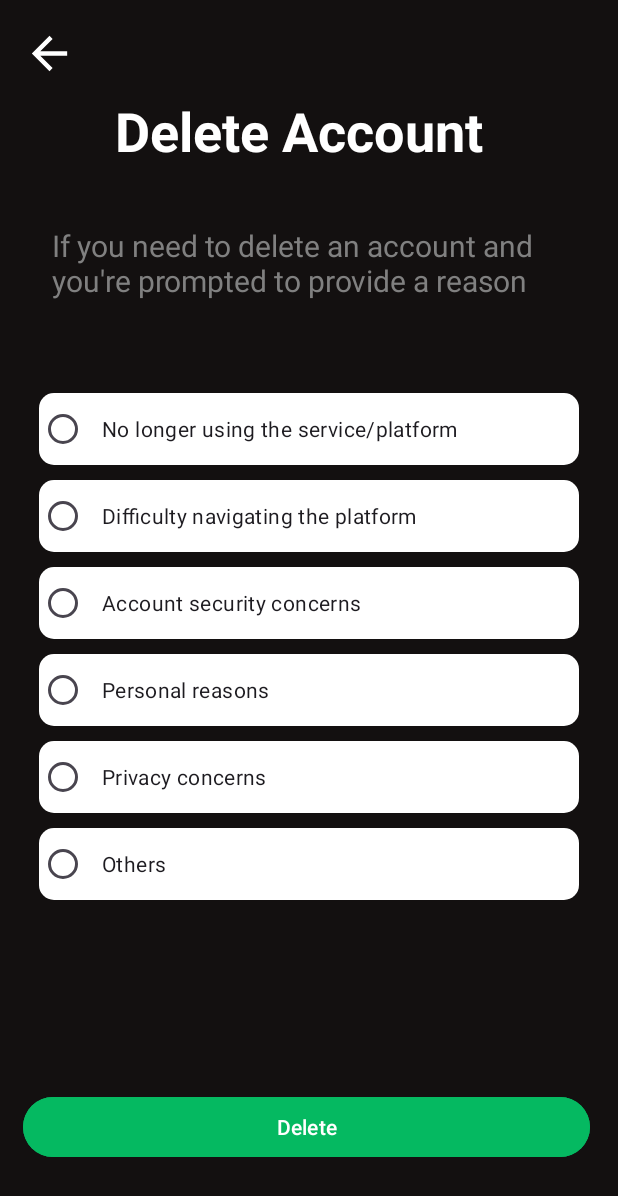
After one commit to Vino200003/Recipeapp, an Android app: the Delete1 screen opened directly, with no data from a screen before it, on a phone screen of 412 x 824 dp. The commit adds this screen. Shown: the top 1196 px of the screen. Run offline under Robolectric (Android 15) with nearby library versions, the phone set to English and light mode, and no system bars.

Commit message:
delete1page

```diff
--- a/app/src/main/AndroidManifest.xml
+++ b/app/src/main/AndroidManifest.xml
@@ -12,6 +12,9 @@
         android:supportsRtl="true"
         android:theme="@style/Theme.Project_chefino"
         tools:targetApi="31">
+        <activity
+            android:name=".Delete1"
+            android:exported="false" />
         <activity
             android:name=".review2"
             android:exported="false" />
--- /dev/null
+++ b/app/src/main/java/com/example/project_chefino/Delete1.java
@@ -0,0 +1,24 @@
+package com.example.project_chefino;
+
+import android.os.Bundle;
+
+import androidx.activity.EdgeToEdge;
+import androidx.appcompat.app.AppCompatActivity;
+import androidx.core.graphics.Insets;
+import androidx.core.view.ViewCompat;
+import androidx.core.view.WindowInsetsCompat;
+
+public class Delete1 extends AppCompatActivity {
+
+    @Override
+    protected void onCreate(Bundle savedInstanceState) {
+        super.onCreate(savedInstanceState);
+        EdgeToEdge.enable(this);
+        setContentView(R.layout.activity_delete1);
+        ViewCompat.setOnApplyWindowInsetsListener(findViewById(R.id.main), (v, insets) -> {
+            Insets systemBars = insets.getInsets(WindowInsetsCompat.Type.systemBars());
+            v.setPadding(systemBars.left, systemBars.top, systemBars.right, systemBars.bottom);
+            return insets;
+        });
+    }
+}
--- a/app/src/main/res/drawable/baseline_arrow_back_24.xml
+++ b/app/src/main/res/drawable/baseline_arrow_back_24.xml
@@ -1,4 +1,4 @@
-<vector xmlns:android="http://schemas.android.com/apk/res/android" android:autoMirrored="true" android:height="24dp" android:tint="#000000" android:viewportHeight="24" android:viewportWidth="24" android:width="24dp">
+<vector xmlns:android="http://schemas.android.com/apk/res/android" android:autoMirrored="true" android:height="24dp" android:tint="#FFFFFF" android:viewportHeight="24" android:viewportWidth="24" android:width="24dp">
 
     <path android:fillColor="@android:color/white" android:pathData="M20,11H7.83l5.59,-5.59L12,4l-8,8 8,8 1.41,-1.41L7.83,13H20v-2z"/>
 
--- /dev/null
+++ b/app/src/main/res/layout/activity_delete1.xml
@@ -0,0 +1,162 @@
+<?xml version="1.0" encoding="utf-8"?>
+<androidx.constraintlayout.widget.ConstraintLayout xmlns:android="http://schemas.android.com/apk/res/android"
+    xmlns:app="http://schemas.android.com/apk/res-auto"
+    xmlns:tools="http://schemas.android.com/tools"
+    android:id="@+id/main"
+    android:layout_width="match_parent"
+    android:layout_height="match_parent"
+    android:background="@color/mybackground"
+    tools:context=".Delete1"
+    >
+
+
+
+
+        <ImageView
+            android:id="@+id/imageView"
+            android:layout_width="35dp"
+            android:layout_height="35dp"
+            app:srcCompat="@drawable/baseline_arrow_back_24"
+            android:contentDescription="back button"
+            app:layout_constraintBottom_toBottomOf="parent"
+            app:layout_constraintEnd_toEndOf="parent"
+            app:layout_constraintHorizontal_bias="0.04"
+            app:layout_constraintStart_toStartOf="parent"
+            app:layout_constraintTop_toTopOf="parent"
+            app:layout_constraintVertical_bias="0.023" />
+
+
+        <TextView
+            android:id="@+id/text1"
+            android:layout_width="294dp"
+            android:layout_height="90dp"
+            android:text="Delete Account"
+            android:textColor="@color/white"
+            android:textSize="36sp"
+            android:textStyle="bold"
+            app:layout_constraintBottom_toBottomOf="parent"
+            app:layout_constraintEnd_toEndOf="parent"
+            app:layout_constraintHorizontal_bias="0.649"
+            app:layout_constraintStart_toStartOf="parent"
+            app:layout_constraintTop_toTopOf="parent"
+            app:layout_constraintVertical_bias="0.085" />
+
+
+        <TextView
+            android:id="@+id/text2"
+            android:layout_width="377dp"
+            android:layout_height="62dp"
+            android:text="If you need to delete an account and you're prompted to provide a reason "
+            android:textColor="@color/gray"
+            android:textSize="20sp"
+            app:layout_constraintBottom_toBottomOf="parent"
+            app:layout_constraintEnd_toEndOf="parent"
+            app:layout_constraintHorizontal_bias="1.0"
+            app:layout_constraintStart_toStartOf="parent"
+            app:layout_constraintTop_toTopOf="parent"
+            app:layout_constraintVertical_bias="0.197" />
+
+        <RadioGroup
+            android:id="@+id/radioGroup"
+            android:layout_width="wrap_content"
+            android:layout_height="wrap_content"
+            android:orientation="vertical"
+            app:layout_constraintBottom_toBottomOf="parent"
+            app:layout_constraintEnd_toEndOf="parent"
+            app:layout_constraintHorizontal_bias="0.5"
+            app:layout_constraintStart_toStartOf="parent"
+            app:layout_constraintTop_toTopOf="parent"
+            app:layout_constraintVertical_bias="0.55">
+
+
+            <RadioButton
+                android:id="@+id/radioButton1"
+                android:layout_width="360dp"
+                android:layout_height="wrap_content"
+                android:layout_marginBottom="10dp"
+                android:background="@drawable/rectabutton"
+                android:backgroundTint="@color/white"
+                android:paddingLeft="10dp"
+                android:text="No longer using the service/platform"
+                tools:layout_editor_absoluteX="25dp"
+                tools:layout_editor_absoluteY="256dp" />
+
+            <RadioButton
+                android:id="@+id/radioButton5"
+                android:layout_width="360dp"
+                android:layout_height="wrap_content"
+                android:layout_marginBottom="10dp"
+                android:background="@drawable/rectabutton"
+                android:backgroundTint="@color/white"
+                android:paddingLeft="10dp"
+                android:text="Difficulty navigating the platform"
+                tools:layout_editor_absoluteX="25dp"
+                tools:layout_editor_absoluteY="400dp" />
+
+            <RadioButton
+                android:id="@+id/radioButton6"
+                android:layout_width="360dp"
+                android:layout_height="wrap_content"
+                android:layout_marginBottom="10dp"
+                android:background="@drawable/rectabutton"
+                android:backgroundTint="@color/white"
+                android:paddingLeft="10dp"
+                android:text="Account security concerns"
+                tools:layout_editor_absoluteX="25dp"
+                tools:layout_editor_absoluteY="448dp" />
+
+            <RadioButton
+                android:id="@+id/radioButton7"
+                android:layout_width="360dp"
+                android:layout_height="wrap_content"
+                android:layout_marginBottom="10dp"
+                android:background="@drawable/rectabutton"
+                android:backgroundTint="@color/white"
+                android:paddingLeft="10dp"
+                android:text="Personal reasons"
+                tools:layout_editor_absoluteX="25dp"
+                tools:layout_editor_absoluteY="496dp" />
+
+            <RadioButton
+                android:id="@+id/radioButton3"
+                android:layout_width="360dp"
+                android:layout_height="wrap_content"
+                android:layout_marginBottom="10dp"
+                android:background="@drawable/rectabutton"
+                android:backgroundTint="@color/white"
+                android:paddingLeft="10dp"
+                android:text="Privacy concerns"
+                tools:layout_editor_absoluteX="25dp"
+                tools:layout_editor_absoluteY="352dp" />
+
+            <RadioButton
+                android:id="@+id/radioButton8"
+                android:layout_width="360dp"
+                android:layout_height="wrap_content"
+                android:layout_marginBottom="10dp"
+                android:background="@drawable/rectabutton"
+                android:backgroundTint="@color/white"
+                android:paddingLeft="10dp"
+                android:text="Others"
+                tools:layout_editor_absoluteX="25dp"
+                tools:layout_editor_absoluteY="544dp" />
+
+        </RadioGroup>
+
+        <Button
+            android:id="@+id/button"
+            android:layout_width="378dp"
+            android:layout_height="48dp"
+            android:layout_marginTop="340dp"
+            android:backgroundTint="@color/green"
+            android:text="Delete"
+            android:textColor="@android:color/white"
+            app:layout_constraintBottom_toBottomOf="parent"
+            app:layout_constraintEnd_toEndOf="parent"
+            app:layout_constraintHorizontal_bias="0.454"
+            app:layout_constraintStart_toStartOf="parent"
+            app:layout_constraintTop_toTopOf="parent"
+            app:layout_constraintVertical_bias="0.888" />
+
+
+</androidx.constraintlayout.widget.ConstraintLayout>
--- a/app/src/main/res/values/colors.xml
+++ b/app/src/main/res/values/colors.xml
@@ -3,4 +3,8 @@
     <color name="black">#FF000000</color>
     <color name="white">#FFFFFFFF</color>
     <color name="mybackground">#131010</color>
+    <color name="green">#05B961</color>
+    <color name="gray">#808080</color>
+    <color name="black1">#131010</color>
+    <color name="black2">#191919</color>
 </resources>
```
